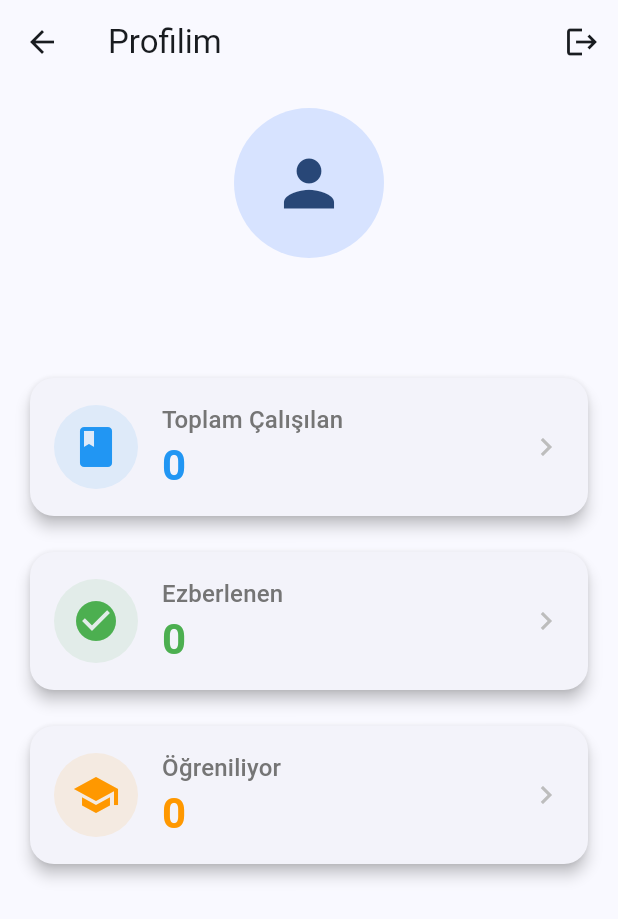
After one commit to AhmetYalcinkaya/YDS, a Flutter app: the screen it shows once a user with an empty profile is signed in, after a tap on the "person" icon, on a phone screen of 412 x 824 dp. The commit adds this screen. Shown: the top 919 px of the screen. Run offline on Flutter 3.47's test engine with Material 3 defaults, Android fonts, the phone set to English and light mode, and no system bars; our stand-ins replace flutter_dotenv, flutter_riverpod, freezed_annotation, supabase_flutter; accounts and stored records are empty.

Commit message:
Profile & Statistics Page

```diff
--- a/yds_app/lib/features/study/data/repositories/study_plan_repository_impl.dart
+++ b/yds_app/lib/features/study/data/repositories/study_plan_repository_impl.dart
@@ -2,6 +2,7 @@ import 'package:supabase_flutter/supabase_flutter.dart';
 import 'package:yds_app/core/constants/app_constants.dart';
 
 import '../../domain/entities/study_plan.dart';
+import '../../domain/entities/study_statistics.dart';
 import '../../domain/entities/study_word.dart';
 import '../../domain/repositories/study_plan_repository.dart';
 import '../../domain/services/spaced_repetition_service.dart';
@@ -19,6 +20,17 @@ class StudyPlanRepositoryImpl implements StudyPlanRepository {
     if (userId == null) {
       throw Exception('User not logged in');
     }
+
+    // 0. Fetch user's daily target
+    final userResponse = await _supabaseClient
+        .from('users')
+        .select('daily_target')
+        .eq('id', userId)
+        .maybeSingle();
+
+    final dailyTarget =
+        (userResponse?['daily_target'] as int?) ??
+        AppConstants.dailyNewWordTarget;
 
     // 1. Fetch words due for review (where next_review_date <= now)
     final dueProgressResponse = await _supabaseClient
@@ -62,7 +74,7 @@ class StudyPlanRepositoryImpl implements StudyPlanRepository {
 
     // 3. If we need more words to reach daily target, fetch new words
     List<StudyWord> newWords = [];
-    final neededCount = AppConstants.dailyNewWordTarget - dueWords.length;
+    final neededCount = dailyTarget - dueWords.length;
 
     // Fetch all progress word IDs to exclude
     final allProgressResponse = await _supabaseClient
@@ -80,8 +92,6 @@ class StudyPlanRepositoryImpl implements StudyPlanRepository {
         .map((e) => e['user_word_id'] as String)
         .toList();
 
-    // Fetch new user words first (prioritize user's own words)
-    // Sort by created_at descending to show newest words first
     // Fetch new user words first (prioritize user's own words)
     var userWordsQuery = _supabaseClient.from('user_words').select();
 
@@ -131,7 +141,7 @@ class StudyPlanRepositoryImpl implements StudyPlanRepository {
 
     return StudyPlan(
       dueWords: [...dueWords, ...newWords],
-      dailyTarget: AppConstants.dailyNewWordTarget,
+      dailyTarget: dailyTarget,
       completedToday: 0,
     );
   }
@@ -195,4 +205,139 @@ class StudyPlanRepositoryImpl implements StudyPlanRepository {
       await _supabaseClient.from('user_progress').insert(data);
     }
   }
+
+  @override
+  Future<StudyStatistics> getStatistics() async {
+    final userId = _supabaseClient.auth.currentUser?.id;
+    if (userId == null) {
+      throw Exception('User not logged in');
+    }
+
+    // 1. Total words studied
+    final totalCountResponse = await _supabaseClient
+        .from('user_progress')
+        .select('id')
+        .eq('user_id', userId)
+        .count(CountOption.exact);
+    final totalWords = totalCountResponse.count;
+
+    // 2. Mastered words (interval > 14 days)
+    final masteredCountResponse = await _supabaseClient
+        .from('user_progress')
+        .select('id')
+        .eq('user_id', userId)
+        .gt('interval', 14)
+        .count(CountOption.exact);
+    final masteredWords = masteredCountResponse.count;
+
+    // 3. Learning words (total - mastered)
+    final learningWords = totalWords - masteredWords;
+
+    // 4. Streak (Placeholder for now)
+    const streakDays = 0;
+
+    return StudyStatistics(
+      totalWordsStudied: totalWords,
+      masteredWords: masteredWords,
+      learningWords: learningWords,
+      streakDays: streakDays,
+    );
+  }
+
+  @override
+  Future<void> updateDailyTarget(int target) async {
+    final userId = _supabaseClient.auth.currentUser?.id;
+    if (userId == null) {
+      throw Exception('User not logged in');
+    }
+
+    // Check if user record exists
+    final existingUser = await _supabaseClient
+        .from('users')
+        .select('id')
+        .eq('id', userId)
+        .maybeSingle();
+
+    if (existingUser != null) {
+      await _supabaseClient
+          .from('users')
+          .update({'daily_target': target})
+          .eq('id', userId);
+    } else {
+      // Create user record if not exists (should exist from trigger, but safe fallback)
+      await _supabaseClient.from('users').insert({
+        'id': userId,
+        'daily_target': target,
+      });
+    }
+  }
+
+  @override
+  Future<Map<String, dynamic>?> getUserProfile() async {
+    final userId = _supabaseClient.auth.currentUser?.id;
+    if (userId == null) return null;
+
+    return await _supabaseClient
+        .from('users')
+        .select()
+        .eq('id', userId)
+        .maybeSingle();
+  }
+
+  @override
+  Future<List<StudyWord>> getWordsByStatus(WordStatus status) async {
+    final userId = _supabaseClient.auth.currentUser?.id;
+    if (userId == null) {
+      throw Exception('User not logged in');
+    }
+
+    // 1. Get word IDs from user_progress based on status
+    var query = _supabaseClient
+        .from('user_progress')
+        .select('word_id, user_word_id')
+        .eq('user_id', userId);
+
+    if (status == WordStatus.mastered) {
+      query = query.gt('interval', 14);
+    } else if (status == WordStatus.learning) {
+      query = query.lte('interval', 14);
+    }
+
+    final progressResponse = await query;
+
+    final globalWordIds = (progressResponse as List)
+        .where((e) => e['word_id'] != null)
+        .map((e) => e['word_id'] as String)
+        .toList();
+
+    final userWordIds = (progressResponse)
+        .where((e) => e['user_word_id'] != null)
+        .map((e) => e['user_word_id'] as String)
+        .toList();
+
+    List<StudyWord> words = [];
+
+    // 2. Fetch word details
+    if (globalWordIds.isNotEmpty) {
+      final response = await _supabaseClient
+          .from('words')
+          .select()
+          .inFilter('id', globalWordIds);
+      words.addAll(
+        (response as List).map((data) => _mapToStudyWord(data, false)),
+      );
+    }
+
+    if (userWordIds.isNotEmpty) {
+      final response = await _supabaseClient
+          .from('user_words')
+          .select()
+          .inFilter('id', userWordIds);
+      words.addAll(
+        (response as List).map((data) => _mapToStudyWord(data, true)),
+      );
+    }
+
+    return words;
+  }
 }
--- /dev/null
+++ b/yds_app/lib/features/study/domain/entities/study_statistics.dart
@@ -0,0 +1,17 @@
+import 'package:freezed_annotation/freezed_annotation.dart';
+
+part 'study_statistics.freezed.dart';
+part 'study_statistics.g.dart';
+
+@freezed
+class StudyStatistics with _$StudyStatistics {
+  const factory StudyStatistics({
+    required int totalWordsStudied,
+    required int masteredWords,
+    required int learningWords,
+    required int streakDays,
+  }) = _StudyStatistics;
+
+  factory StudyStatistics.fromJson(Map<String, dynamic> json) =>
+      _$StudyStatisticsFromJson(json);
+}
--- /dev/null
+++ b/yds_app/lib/features/study/presentation/pages/profile_page.dart
@@ -0,0 +1,177 @@
+import 'package:flutter/material.dart';
+import 'package:flutter_riverpod/flutter_riverpod.dart';
+import 'package:yds_app/features/auth/presentation/providers/auth_provider.dart';
+import 'package:yds_app/features/study/domain/entities/study_statistics.dart';
+import 'package:yds_app/features/study/domain/repositories/study_plan_repository.dart';
+import 'package:yds_app/features/study/presentation/providers/study_plan_controller.dart';
+import 'word_list_page.dart';
+
+class ProfilePage extends ConsumerStatefulWidget {
+  const ProfilePage({super.key});
+
+  @override
+  ConsumerState<ProfilePage> createState() => _ProfilePageState();
+}
+
+class _ProfilePageState extends ConsumerState<ProfilePage> {
+  late Future<StudyStatistics> _statisticsFuture;
+  late Future<Map<String, dynamic>?> _profileFuture;
+
+  @override
+  void initState() {
+    super.initState();
+    final repo = ref.read(studyPlanRepositoryProvider);
+    _statisticsFuture = repo.getStatistics();
+    _profileFuture = repo.getUserProfile();
+  }
+
+  @override
+  Widget build(BuildContext context) {
+    final user = ref.watch(currentUserProvider);
+
+    return Scaffold(
+      appBar: AppBar(
+        title: const Text('Profilim'),
+        actions: [
+          IconButton(
+            icon: const Icon(Icons.logout),
+            onPressed: () async {
+              await ref.read(authRepositoryProvider).signOut();
+              if (mounted) {
+                Navigator.of(
+                  context,
+                ).pop(); // Close profile page if opened as dialog/page
+              }
+            },
+          ),
+        ],
+      ),
+      body: SingleChildScrollView(
+        padding: const EdgeInsets.all(16.0),
+        child: Column(
+          children: [
+            const CircleAvatar(radius: 50, child: Icon(Icons.person, size: 50)),
+            const SizedBox(height: 16),
+            FutureBuilder<Map<String, dynamic>?>(
+              future: _profileFuture,
+              builder: (context, snapshot) {
+                final displayName = snapshot.data?['display_name'] as String?;
+                return Text(
+                  displayName ?? user?.email ?? 'Kullanıcı',
+                  style: Theme.of(context).textTheme.titleLarge,
+                );
+              },
+            ),
+            const SizedBox(height: 32),
+            FutureBuilder<StudyStatistics>(
+              future: _statisticsFuture,
+              builder: (context, snapshot) {
+                if (snapshot.connectionState == ConnectionState.waiting) {
+                  return const Center(child: CircularProgressIndicator());
+                }
+                if (snapshot.hasError) {
+                  return Center(child: Text('Hata: ${snapshot.error}'));
+                }
+                if (!snapshot.hasData) {
+                  return const Center(child: Text('İstatistik bulunamadı'));
+                }
+
+                final stats = snapshot.data!;
+                return Column(
+                  children: [
+                    _buildStatCard(
+                      context,
+                      'Toplam Çalışılan',
+                      stats.totalWordsStudied.toString(),
+                      Icons.book,
+                      Colors.blue,
+                      WordStatus.all,
+                    ),
+                    const SizedBox(height: 16),
+                    _buildStatCard(
+                      context,
+                      'Ezberlenen',
+                      stats.masteredWords.toString(),
+                      Icons.check_circle,
+                      Colors.green,
+                      WordStatus.mastered,
+                    ),
+                    const SizedBox(height: 16),
+                    _buildStatCard(
+                      context,
+                      'Öğreniliyor',
+                      stats.learningWords.toString(),
+                      Icons.school,
+                      Colors.orange,
+                      WordStatus.learning,
+                    ),
+                  ],
+                );
+              },
+            ),
+          ],
+        ),
+      ),
+    );
+  }
+
+  Widget _buildStatCard(
+    BuildContext context,
+    String title,
+    String value,
+    IconData icon,
+    Color color,
+    WordStatus status,
+  ) {
+    return Card(
+      elevation: 4,
+      shape: RoundedRectangleBorder(borderRadius: BorderRadius.circular(16)),
+      child: InkWell(
+        onTap: () {
+          Navigator.of(context).push(
+            MaterialPageRoute(
+              builder: (context) => WordListPage(status: status, title: title),
+            ),
+          );
+        },
+        borderRadius: BorderRadius.circular(16),
+        child: Padding(
+          padding: const EdgeInsets.all(16.0),
+          child: Row(
+            children: [
+              Container(
+                padding: const EdgeInsets.all(12),
+                decoration: BoxDecoration(
+                  color: color.withOpacity(0.1),
+                  shape: BoxShape.circle,
+                ),
+                child: Icon(icon, color: color, size: 32),
+              ),
+              const SizedBox(width: 16),
+              Column(
+                crossAxisAlignment: CrossAxisAlignment.start,
+                children: [
+                  Text(
+                    title,
+                    style: Theme.of(
+                      context,
+                    ).textTheme.titleMedium?.copyWith(color: Colors.grey[600]),
+                  ),
+                  Text(
+                    value,
+                    style: Theme.of(context).textTheme.headlineMedium?.copyWith(
+                      fontWeight: FontWeight.bold,
+                      color: color,
+                    ),
+                  ),
+                ],
+              ),
+              const Spacer(),
+              Icon(Icons.chevron_right, color: Colors.grey[400]),
+            ],
+          ),
+        ),
+      ),
+    );
+  }
+}
--- a/yds_app/lib/features/study/presentation/pages/study_dashboard_page.dart
+++ b/yds_app/lib/features/study/presentation/pages/study_dashboard_page.dart
@@ -9,6 +9,7 @@ import '../providers/study_plan_controller.dart';
 import '../widgets/study_progress_header.dart';
 import '../widgets/word_list_view.dart';
 import '../../../../shared/widgets/difficulty_rating_widget.dart';
+import 'profile_page.dart';
 
 /// Ana çalışma ekranı; günlük hedef, ilerleme ve kelime kartlarını gösterir.
 class StudyDashboardPage extends ConsumerWidget {
@@ -27,11 +28,13 @@ class StudyDashboardPage extends ConsumerWidget {
         title: Text('Hoşgeldin, $userName'),
         actions: [
           IconButton(
-            icon: const Icon(Icons.logout),
-            onPressed: () async {
-              await ref.read(authRepositoryProvider).signOut();
+            icon: const Icon(Icons.person),
+            onPressed: () {
+              Navigator.of(context).push(
+                MaterialPageRoute(builder: (context) => const ProfilePage()),
+              );
             },
-            tooltip: 'Çıkış Yap',
+            tooltip: 'Profil',
           ),
         ],
       ),
@@ -165,6 +168,8 @@ class StudyDashboardPage extends ConsumerWidget {
         const SnackBar(content: Text('Kelime başarıyla eklendi!')),
       );
     }
+
+    return result;
   }
 }
 
@@ -274,6 +279,14 @@ class _DashboardBodyState extends ConsumerState<_DashboardBody> {
       _dailyTarget = newTarget;
     });
 
+    // Save to DB
+    try {
+      await ref.read(studyPlanRepositoryProvider).updateDailyTarget(newTarget);
+    } catch (e) {
+      // Ignore error or show snackbar
+      debugPrint('Error saving daily target: $e');
+    }
+
     // If target increased and we need more words, reload plan
     if (newTarget > _displayedWords.length + _completedToday) {
       await ref.read(studyPlanControllerProvider.notifier).loadPlan();
```
Also changed, not shown: yds_app/lib/features/study/domain/repositories/study_plan_repository.dart (+10 -0 lines), yds_app/lib/features/study/presentation/pages/word_list_page.dart (added, +68 -0 lines), yds_app/lib/features/study/domain/entities/study_statistics.freezed.dart (added), yds_app/lib/features/study/domain/entities/study_statistics.g.dart (added), 1 other file.
